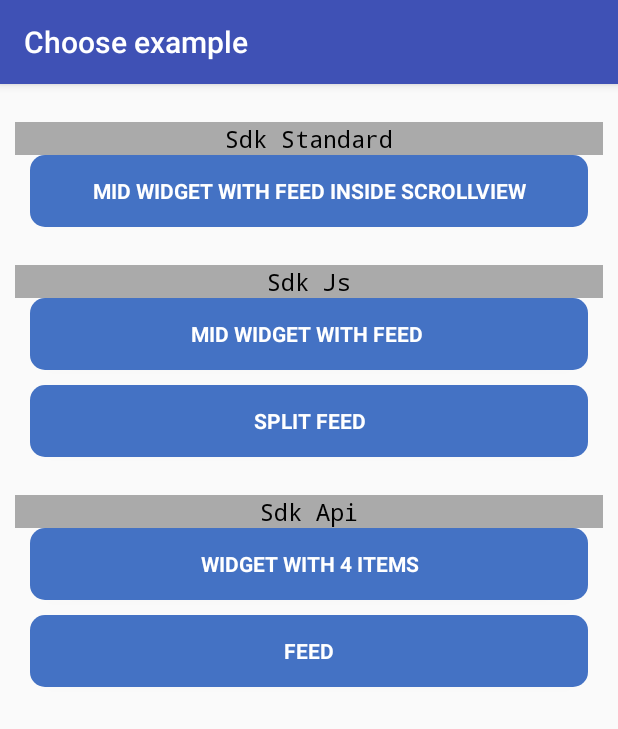
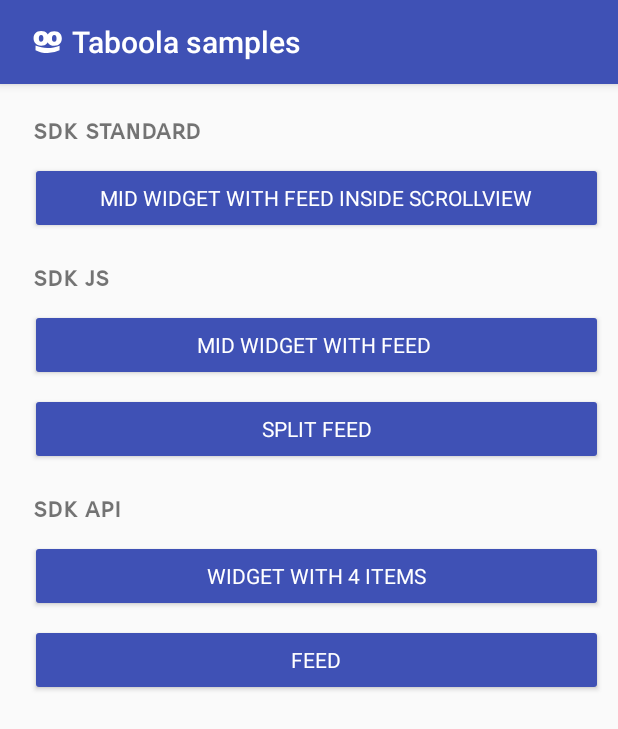
Before and after one commit to taboola/android-sdk-examples, an Android app: the screen it shows after launch (MainActivity), on a phone screen of 412 x 824 dp. Shown: the top 729 px of the screen. Run offline under Robolectric (Android 15) with nearby library versions, the phone set to English and light mode, and no system bars; 2 statements that could not run were skipped.

Commit message:
Added taboola initialization in application class Added taboola icon in toolbar Changed buttons look

```diff
--- a/taboolasamples/src/main/java/com/taboola/android/sdksamples/activities/MainActivity.java
+++ b/taboolasamples/src/main/java/com/taboola/android/sdksamples/activities/MainActivity.java
@@ -22,8 +22,10 @@ public class MainActivity extends AppCompatActivity implements MenuFragment.OnFr
 
         mToolbar = findViewById(R.id.toolbar);
         setSupportActionBar(mToolbar);
+        getSupportActionBar().setLogo(R.drawable.ic_taboola);
         resetToolbarTitle();
 
+        // Code to handle toolbar title and back arrow
         onBackStackChangedListener = () -> {
             int lastBackStackEntryCount = getSupportFragmentManager().getBackStackEntryCount() - 1;
 
@@ -51,7 +53,7 @@ public class MainActivity extends AppCompatActivity implements MenuFragment.OnFr
 
     private void showBackArrow(boolean shouldShowBackButton) {
         getSupportActionBar().setDisplayHomeAsUpEnabled(shouldShowBackButton);
-        getSupportActionBar().setDisplayShowHomeEnabled(shouldShowBackButton);
+        getSupportActionBar().setDisplayShowHomeEnabled(!shouldShowBackButton);
     }
 
     private void resetToolbarTitle() {
@@ -64,6 +66,7 @@ public class MainActivity extends AppCompatActivity implements MenuFragment.OnFr
         try {
             FragmentTransaction transaction = getSupportFragmentManager().beginTransaction();
             transaction.replace(R.id.container, fragmentToOpen);
+            transaction.setTransition(FragmentTransaction.TRANSIT_FRAGMENT_OPEN);
             transaction.addToBackStack(screenName);
             transaction.commit();
         } catch (Exception ignore) {
--- a/taboolasamples/src/main/java/com/taboola/android/sdksamples/fragments/MenuFragment.java
+++ b/taboolasamples/src/main/java/com/taboola/android/sdksamples/fragments/MenuFragment.java
@@ -7,6 +7,7 @@ import android.os.Bundle;
 import android.support.annotation.NonNull;
 import android.support.annotation.Nullable;
 import android.support.v4.app.Fragment;
+import android.support.v7.widget.AppCompatTextView;
 import android.view.LayoutInflater;
 import android.view.View;
 import android.view.ViewGroup;
@@ -52,13 +53,13 @@ public class MenuFragment extends Fragment implements View.OnClickListener {
     public void onViewCreated(@NonNull View view, @Nullable Bundle savedInstanceState) {
         super.onViewCreated(view, savedInstanceState);
         mViewGroup = view.findViewById(R.id.main_menu_lyt);
-        addHeader("Sdk Standard");
+        addHeader("sdk standard");
         addButton("Mid Widget With Feed inside ScrollView", R.id.std_mid_article_with_feed_lnr);
         // TODO: 08/01/2019 add std screens
-        addHeader("Sdk Js");
+        addHeader("sdk js");
         addButton("Mid Widget With Feed ", R.id.js_mid_article_with_feed);
         addButton("Split Feed", R.id.js_split);
-        addHeader("Sdk Api");
+        addHeader("sdk api");
         addButton("Widget With 4 items", R.id.api_4_items_widget);
         addButton("Feed", R.id.api_feed);
     }
@@ -102,20 +103,25 @@ public class MenuFragment extends Fragment implements View.OnClickListener {
         Context context = mViewGroup.getContext();
         TextView textView = (TextView) LayoutInflater.from(context).inflate(R.layout.menu_header_item,
                 mViewGroup, false);
-
-        textView.setTypeface(Typeface.MONOSPACE);
         textView.setText(title);
         mViewGroup.addView(textView);
     }
 
     private void addButton(String screenName, int id) {
         Context context = mViewGroup.getContext();
-        Button button = (Button) LayoutInflater.from(context).inflate(R.layout.button_item, mViewGroup, false);
+        /*Button button = (Button) LayoutInflater.from(context).inflate(R.layout.button_item, mViewGroup, false);
         button.setText(screenName);
         button.setTag(screenName);
         button.setId(id);
-        button.setOnClickListener(this);
-        mViewGroup.addView(button);
+        button.setOnClickListener(this);*/
+
+        TextView textView = (TextView) LayoutInflater.from(context).inflate(R.layout.button_item, mViewGroup, false);
+        textView.setText(screenName);
+        textView.setTag(screenName);
+        textView.setId(id);
+        textView.setOnClickListener(this);
+
+        mViewGroup.addView(textView);
     }
 
     public interface OnFragmentInteractionListener {
--- /dev/null
+++ b/taboolasamples/src/main/res/drawable/ic_taboola.xml
@@ -0,0 +1,6 @@
+<vector android:height="32dp" android:viewportHeight="360"
+    android:viewportWidth="360" android:width="32dp" xmlns:android="http://schemas.android.com/apk/res/android">
+    <path android:fillColor="#fff" android:pathData="M128.64,126.86c-15,-0.09 -17.14,14.54 -17.2,25.56s1.85,25.88 16.89,26 17.12,-14.73 17.19,-25.76 -1.85,-25.67 -16.88,-25.76m-0.48,80.39c-39.09,-0.23 -56.58,-26.19 -56.41,-55.06S89.7,97.77 128.8,98s56.58,26 56.41,54.85 -18,54.62 -57.05,54.4"/>
+    <path android:fillColor="#fff" android:pathData="M227.13,127.5C212.1,127.41 210,142 210,153.06s1.84,25.87 16.89,26S244,164.28 244,153.26s-1.86,-25.68 -16.9,-25.76m-0.46,80.39c-39.09,-0.23 -56.58,-26.2 -56.41,-55.07s18,-54.42 57,-54.19 56.59,26 56.42,54.85 -18,54.63 -57.05,54.41"/>
+    <path android:fillColor="#fff" android:pathData="M86.64,206.55c28.18,12.6 57.42,18.18 89.29,18.36 33.47,0.2 58.76,-5.07 90.9,-17.31l-0.18,34.68A201.46,201.46 0,0 1,175.71 263c-33.88,-0.21 -58.29,-7.16 -89.28,-21.78ZM86.64,206.55"/>
+</vector>
--- a/taboolasamples/src/main/res/layout/activity_main.xml
+++ b/taboolasamples/src/main/res/layout/activity_main.xml
@@ -16,7 +16,8 @@
             android:layout_height="?attr/actionBarSize"
             app:titleTextColor="@android:color/white"
             app:layout_scrollFlags="enterAlways"
-            app:theme="@style/ThemeOverlay.AppCompat.Dark"/>
+            app:theme="@style/ThemeOverlay.AppCompat.Dark">
+        </android.support.v7.widget.Toolbar>
     </android.support.design.widget.AppBarLayout>
 
     <FrameLayout
--- a/taboolasamples/src/main/res/layout/button_item.xml
+++ b/taboolasamples/src/main/res/layout/button_item.xml
@@ -1,14 +1,31 @@
 <?xml version="1.0" encoding="utf-8"?>
-<android.support.v7.widget.AppCompatButton xmlns:android="http://schemas.android.com/apk/res/android"
-    xmlns:tools="http://schemas.android.com/tools"
+<!--
+<android.support.v7.widget.AppCompatButton xmlns:tools="http://schemas.android.com/tools"
+    xmlns:android="http://schemas.android.com/apk/res/android"
+    xmlns:app="http://schemas.android.com/apk/res-auto"
     android:layout_width="match_parent"
     android:layout_height="wrap_content"
-    android:layout_marginLeft="10dp"
-    android:layout_marginRight="10dp"
-    android:layout_marginBottom="10dp"
-    android:background="@drawable/rounded_shape"
+    android:layout_marginLeft="20dp"
+    android:paddingBottom="10dp"
     android:textColor="@android:color/white"
     android:textSize="14sp"
     android:textStyle="bold"
-    android:typeface="sans"
-    tools:text="Some Button Test" />
+    android:textAllCaps="false"
+    android:gravity="left|center"
+    tools:text="Some Button Test"
+    android:fontFamily="sans-serif"
+    app:fontFamily="sans-serif" />
+-->
+
+    <android.support.v7.widget.AppCompatButton xmlns:tools="http://schemas.android.com/tools"
+    xmlns:android="http://schemas.android.com/apk/res/android"
+    android:layout_width="match_parent"
+    android:layout_height="wrap_content"
+    xmlns:app="http://schemas.android.com/apk/res-auto"
+    android:layout_marginBottom="8dp"
+    android:textColor="@android:color/white"
+    android:textSize="14sp"
+    tools:text="Some Button Test"
+    android:fontFamily="sans-serif"
+    app:fontFamily="sans-serif"
+    android:layout_marginLeft="10dp"/>
--- a/taboolasamples/src/main/res/layout/fragment_menu.xml
+++ b/taboolasamples/src/main/res/layout/fragment_menu.xml
@@ -12,7 +12,6 @@
         android:layout_height="wrap_content"
         android:layout_margin="10dp"
         android:orientation="vertical">
-
     </LinearLayout>
 
 
--- a/taboolasamples/src/main/res/layout/menu_header_item.xml
+++ b/taboolasamples/src/main/res/layout/menu_header_item.xml
@@ -1,14 +1,15 @@
 <?xml version="1.0" encoding="utf-8"?>
 <android.support.v7.widget.AppCompatTextView xmlns:android="http://schemas.android.com/apk/res/android"
+    xmlns:tools="http://schemas.android.com/tools"
+    android:layout_width="wrap_content"
+    android:layout_height="wrap_content"
     xmlns:app="http://schemas.android.com/apk/res-auto"
-    xmlns:tools="http://schemas.android.com/tools"
-    android:layout_width="match_parent"
-    android:layout_height="wrap_content"
-    android:layout_marginTop="15dp"
-    android:background="@android:color/darker_gray"
-    android:gravity="center"
-    android:textColor="@android:color/black"
-    android:textSize="16sp"
+    android:paddingTop="10dp"
+    android:paddingLeft="12dp"
+    android:paddingBottom="10dp"
+    android:gravity="left"
+    android:textSize="18sp"
     android:textStyle="bold"
-    app:fontFamily="monospace"
+    android:fontFamily="sans-serif-smallcaps"
+    app:fontFamily="sans-serif-smallcaps"
     tools:text="Some Button Test" />
--- a/taboolasamples/src/main/res/values/colors.xml
+++ b/taboolasamples/src/main/res/values/colors.xml
@@ -1,6 +1,7 @@
 <?xml version="1.0" encoding="utf-8"?>
 <resources>
     <color name="colorPrimary">#3F51B5</color>
-    <color name="colorPrimaryDark">#303F9F</color>
+    <color name="colorPrimaryDark">#002984</color>
+    <color name="colorLight">#757de8</color>
     <color name="colorAccent">#D81B60</color>
 </resources>
--- a/taboolasamples/src/main/res/values/strings.xml
+++ b/taboolasamples/src/main/res/values/strings.xml
@@ -78,5 +78,5 @@ These will help you remember what the consumer really wants to engage with and w
     </string>
 
 
-    <string name="toolbar_title">Choose example</string>
+    <string name="toolbar_title">Taboola samples</string>
 =</resources>
--- a/taboolasamples/src/main/res/values/styles.xml
+++ b/taboolasamples/src/main/res/values/styles.xml
@@ -6,7 +6,8 @@
         <item name="colorPrimary">@color/colorPrimary</item>
         <item name="colorPrimaryDark">@color/colorPrimaryDark</item>
         <item name="colorAccent">@color/colorAccent</item>
-        <item name="icon">@drawable/ic_toolbar_taboola</item>
+        <item name="colorButtonNormal">@color/colorPrimary</item>
+
     </style>
 
 </resources>
```
Also changed, not shown: taboolasamples/src/main/java/com/taboola/android/sdksamples/TaboolaSampleApplication.java (+9 -0 lines), taboolasamples/src/main/java/com/taboola/android/sdksamples/api/FourItemsApiFragment.java (+5 -8 lines), taboolasamples/src/main/java/com/taboola/android/sdksamples/api/feed/FeedApiFragment.java (+7 -12 lines), taboolasamples/src/main/java/com/taboola/android/sdksamples/js/MidWidgetWithFeedJsFragment.java (+7 -8 lines), taboolasamples/src/main/java/com/taboola/android/sdksamples/js/SplitFeedJsFragment.java (+7 -9 lines), taboolasamples/src/main/res/drawable/rounded_shape.xml (+25 -6 lines), taboolasamples/src/main/res/drawable/ic_toolbar_taboola.png (deleted).
